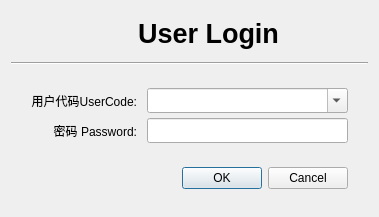
Above: Ui/FormUserLogin.ui from golden7602/zion before the change. Below: the same form after it.
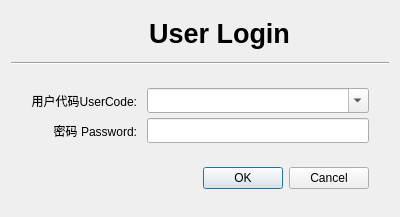
That is the form after the change. Icons and pictures are not drawn.

Commit message: 小小修改了一下登录界面

The edit to the form file:
```diff
--- a/Ui/FormUserLogin.ui
+++ b/Ui/FormUserLogin.ui
@@ -9,19 +9,19 @@
    <rect>
     <x>0</x>
     <y>0</y>
-    <width>379</width>
+    <width>400</width>
     <height>217</height>
    </rect>
   </property>
   <property name="minimumSize">
    <size>
-    <width>379</width>
+    <width>400</width>
     <height>176</height>
    </size>
   </property>
   <property name="maximumSize">
    <size>
-    <width>379</width>
+    <width>400</width>
     <height>300</height>
    </size>
   </property>
```
The commit also changes 2 other files.
